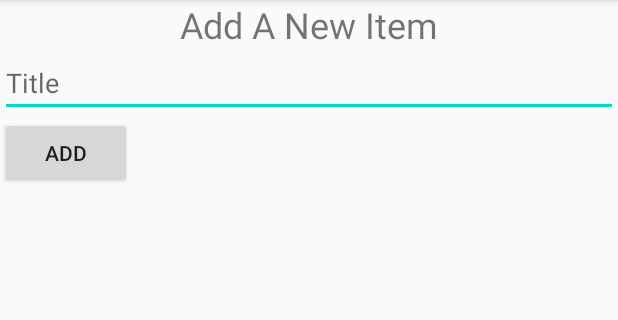
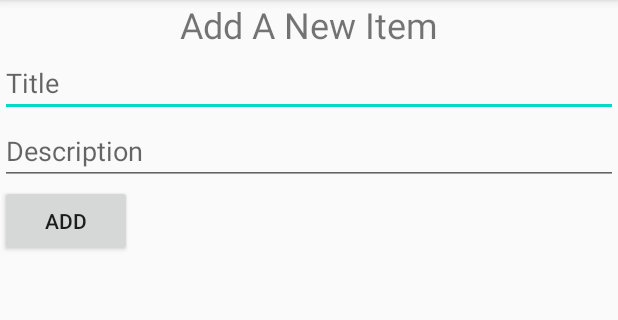
Before and after one commit to kseniaxen/demo-java-android-todo-2021, an Android app: the screen it shows after launch (FormActivity), after a tap on "add a new todo item", on a phone screen of 412 x 824 dp, the part 84-404 px from its top. Run offline under Robolectric (Android 15) with nearby library versions, the phone set to English and light mode, and no system bars.

Commit message:
TodoItem description

```diff
--- a/app/src/main/java/org/tyaa/demo/java/android/mytodolist/FormActivity.java
+++ b/app/src/main/java/org/tyaa/demo/java/android/mytodolist/FormActivity.java
@@ -9,21 +9,41 @@ import android.os.Bundle;
 import android.view.View;
 import android.widget.Button;
 import android.widget.EditText;
-
+/* класс активити добавления новой задачи */
 public class FormActivity extends AppCompatActivity {
 
+    // вызывается автоматически каждый раз, когда создается экземпляр активити
     @Override
     protected void onCreate(Bundle savedInstanceState) {
+        // обязательный вызов родительского конструктора
         super.onCreate(savedInstanceState);
+        // установка представления всего активити
         setContentView(R.layout.activity_form);
+        // находим кнопку добавления новой задачи
         Button addButton = findViewById(R.id.addButton);
-        EditText titleEditText = findViewById(R.id.newItemTitleTextView);
+        // находим поле ввода заголовка новой задачи
+        EditText titleEditText = findViewById(R.id.newItemTitleEditText);
+        EditText descriptionEditText = findViewById(R.id.newItemDescriptionEditText);
+        // установка обработчика события клик по кнопке добавления задачи
         addButton.setOnClickListener(new View.OnClickListener() {
-            @RequiresApi(api = Build.VERSION_CODES.N)
             @Override
             public void onClick(View view) {
-                Global.items.add(new TodoItem(0, titleEditText.getText().toString()));
+                // Global.items - обращение к статическому полю
+                // списка моделей задач
+                // add - вызов метода добавления нового объекта в список
+                // new TodoItem - вызов конструктора класса модели задачи
+                // titleEditText.getText().toString() - из виджета titleEditText
+                // считываем заголовок задачи, который ввел пользователь
+                // и передаем как аргумент конструктора модели задачи
+                Global.items.add(
+                    new TodoItem(
+                            titleEditText.getText().toString(),
+                            descriptionEditText.getText().toString()
+                    )
+                );
+                // установит код положительного завершения активити
                 setResult(RESULT_OK);
+                // самоуничтожение активити
                 finish();
             }
         });
--- a/app/src/main/java/org/tyaa/demo/java/android/mytodolist/MainActivity.java
+++ b/app/src/main/java/org/tyaa/demo/java/android/mytodolist/MainActivity.java
@@ -12,6 +12,10 @@ import com.google.android.material.floatingactionbutton.FloatingActionButton;
 
 public class MainActivity extends AppCompatActivity {
 
+    // константа: код запроса на переход к активити с формой
+    // добавления новой задачи
+    private static final int FORM_ACTIVITY_REQUEST_CODE = 0;
+
     private TodoListAdapter adapter = null;
 
     @Override
@@ -21,8 +25,8 @@ public class MainActivity extends AppCompatActivity {
         // представление списка
         ListView todoItemsListView = findViewById(R.id.todoItemsListView);
         // заполнение списка моделей данных двумя демонстрационными объектами
-        Global.items.add(new TodoItem(1, "Task 1"));
-        Global.items.add(new TodoItem(2, "Task 2"));
+        Global.items.add(new TodoItem("Task 1", "Nunc dapibus vestibulum odio, vitae pellentesque ipsum lobortis varius"));
+        Global.items.add(new TodoItem("Task 2", "Suspendisse sit amet est ut libero pulvinar cursus auctor at justo. In aliquet arcu imperdiet, cursus augue ut, lobortis tellus."));
         // пользовательский соединитель представления со списком данных
         adapter =
                 new TodoListAdapter(this, R.layout.todo_list_item, Global.items);
@@ -39,15 +43,23 @@ public class MainActivity extends AppCompatActivity {
                 // создание объекта намерения перейти от активити MainActivity на активити FormActivity
                 Intent intent = new Intent(MainActivity.this, FormActivity.class);
                 // выполнение намерения прехода от активити MainActivity на активити FormActivity
-                MainActivity.this.startActivityForResult(intent, 0);
+                MainActivity.this.startActivityForResult(intent, FORM_ACTIVITY_REQUEST_CODE);
             }
         });
     }
 
+    // переопределение метода, который страбатывает после возврата с любой другой активити,
+    // на которую пользователь был направлен методом startActivityForResult
     @Override
     protected void onActivityResult(int requestCode, int resultCode, @Nullable Intent data) {
         super.onActivityResult(requestCode, resultCode, data);
-        if (resultCode == 0) {
+        // проверяем, что возврат произошел с активити с формой
+        // добавления новой задачи, то есть, с той активити, переходя на которую,
+        // мы сообщили код перехода FORM_ACTIVITY_REQUEST_CODE
+        if (resultCode == FORM_ACTIVITY_REQUEST_CODE) {
+            // команда адаптеру заново прочесть список моделей задач,
+            // в который пользователь добавил еще одну задачу
+            // и обновить вид виджета списка задач
             adapter.notifyDataSetChanged();
         }
     }
--- a/app/src/main/java/org/tyaa/demo/java/android/mytodolist/TodoItem.java
+++ b/app/src/main/java/org/tyaa/demo/java/android/mytodolist/TodoItem.java
@@ -2,12 +2,38 @@ package org.tyaa.demo.java.android.mytodolist;
 
 public class TodoItem {
 
+    // private static int lastId = 0;
+    // последний назначенный идентификатор
+    private static int lastId;
+
+    // статический конструктор
+    // выполняется при загрузке приложения -
+    // при загрузке класса в память
+    static {
+        lastId = 0;
+    }
+
+    // идентификатор задачи (целое число)
     private int id;
+    // загловок задачи (строка)
     private String title;
+    // описание задачи (строка)
+    private String description;
 
-    public TodoItem(int id, String title) {
+    // конструктор объекта модели задачи
+    public TodoItem(String title, String description) {
+        // сохранение (копирование) значений аргументов в поля объекта модели задачи
+        this.id = ++TodoItem.lastId;
+        this.title = title;
+        this.description = description;
+    }
+
+    // конструктор объекта модели задачи
+    public TodoItem(int id, String title, String description) {
+        // сохранение (копирование) значений аргументов в поля объекта модели задачи
         this.id = id;
         this.title = title;
+        this.description = description;
     }
 
     public int getId() {
@@ -26,11 +52,20 @@ public class TodoItem {
         this.title = title;
     }
 
+    public String getDescription() {
+        return description;
+    }
+
+    public void setDescription(String description) {
+        this.description = description;
+    }
+
     @Override
     public String toString() {
         return "TodoItem{" +
                 "id=" + id +
                 ", title='" + title + '\'' +
+                ", description='" + description + '\'' +
                 '}';
     }
 }
--- a/app/src/main/java/org/tyaa/demo/java/android/mytodolist/TodoListAdapter.java
+++ b/app/src/main/java/org/tyaa/demo/java/android/mytodolist/TodoListAdapter.java
@@ -46,17 +46,19 @@ public class TodoListAdapter extends ArrayAdapter<TodoItem> {
             view = convertView;
         }
         // ссылки на виджеты макета пункта списка задач
-        TextView idView = view.findViewById(R.id.todoListItemIdTextView);
+        // TextView idView = view.findViewById(R.id.todoListItemIdTextView);
         TextView titleView = view.findViewById(R.id.todoListItemTitleTextView);
+        TextView descriptionView = view.findViewById(R.id.todoListItemDescriptionTextView);
         // по порядковому номеру (индексу, начиная с 0)
         // находим очередной объект модели из списка моделей задач
         TodoItem item = items.get(position);
         // инициализируем атрибут "текст" виджета идентификатора задачи
         // значением из поля ИД текущего объекта модели
-        idView.setText(String.valueOf(item.getId()));
+        // idView.setText(String.valueOf(item.getId()));
         // инициализируем атрибут "текст" виджета заголовка задачи
         // значением из поля Заголовок текущего объекта модели
         titleView.setText(item.getTitle());
+        descriptionView.setText(item.getDescription());
         // возврат экземпляра макета пункта списка задач,
         // заполненными данными - об иденитификаторе и заголовке задачи
         return view;
--- a/app/src/main/res/layout/activity_form.xml
+++ b/app/src/main/res/layout/activity_form.xml
@@ -14,8 +14,13 @@
         android:layout_width="match_parent"
         android:layout_height="wrap_content"></TextView>
     <EditText
-        android:id="@+id/newItemTitleTextView"
+        android:id="@+id/newItemTitleEditText"
         android:hint="Title"
+        android:layout_width="match_parent"
+        android:layout_height="wrap_content"></EditText>
+    <EditText
+        android:id="@+id/newItemDescriptionEditText"
+        android:hint="Description"
         android:layout_width="match_parent"
         android:layout_height="wrap_content"></EditText>
     <Button
```
Also changed, not shown: app/src/main/res/layout/todo_list_item.xml (+8 -2 lines).
